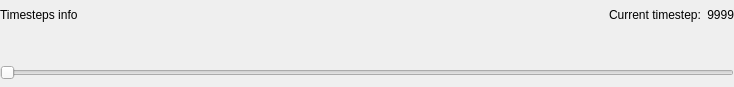
This is RestrictedRangeSlider.ui in danlipsa/foamvis as Qt 5 draws it before an edit. The edited form follows.
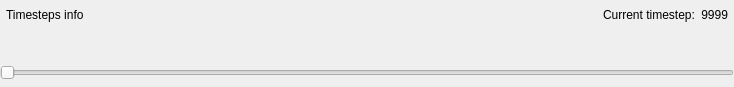
This is the edited form. Custom widgets are drawn as their Qt base class.

```diff
--- a/RestrictedRangeSlider.ui
+++ b/RestrictedRangeSlider.ui
@@ -32,7 +32,16 @@
       <property name="spacing">
        <number>6</number>
       </property>
-      <property name="margin">
+      <property name="leftMargin">
+       <number>6</number>
+      </property>
+      <property name="topMargin">
+       <number>0</number>
+      </property>
+      <property name="rightMargin">
+       <number>6</number>
+      </property>
+      <property name="bottomMargin">
        <number>0</number>
       </property>
       <item>
```
